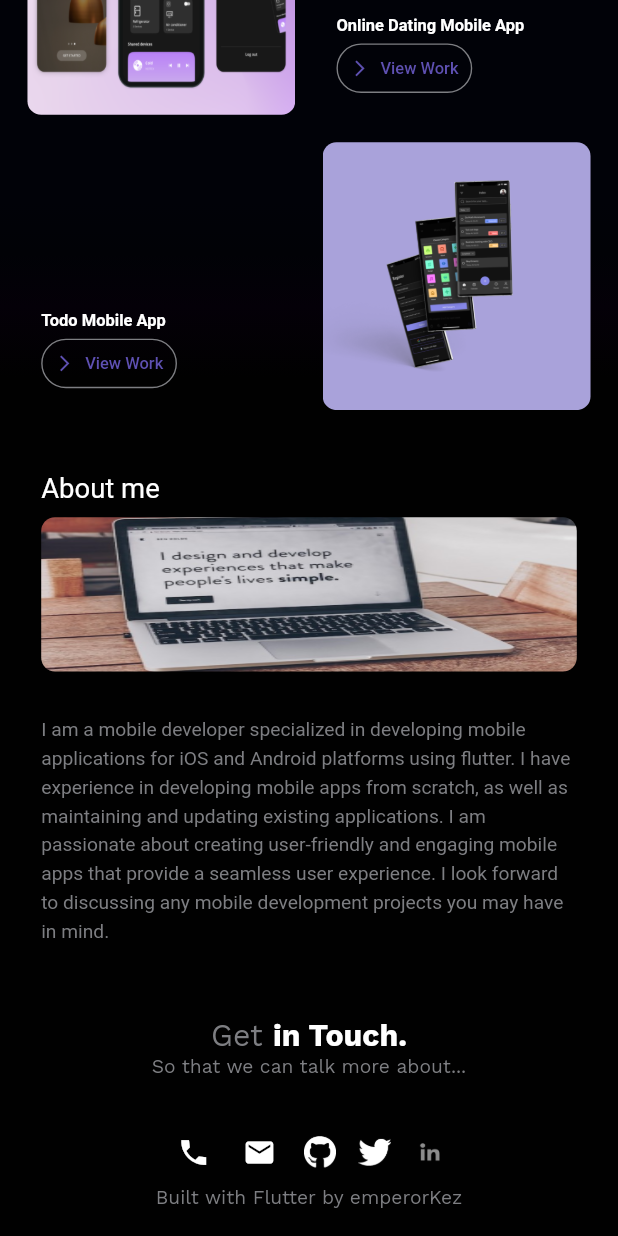
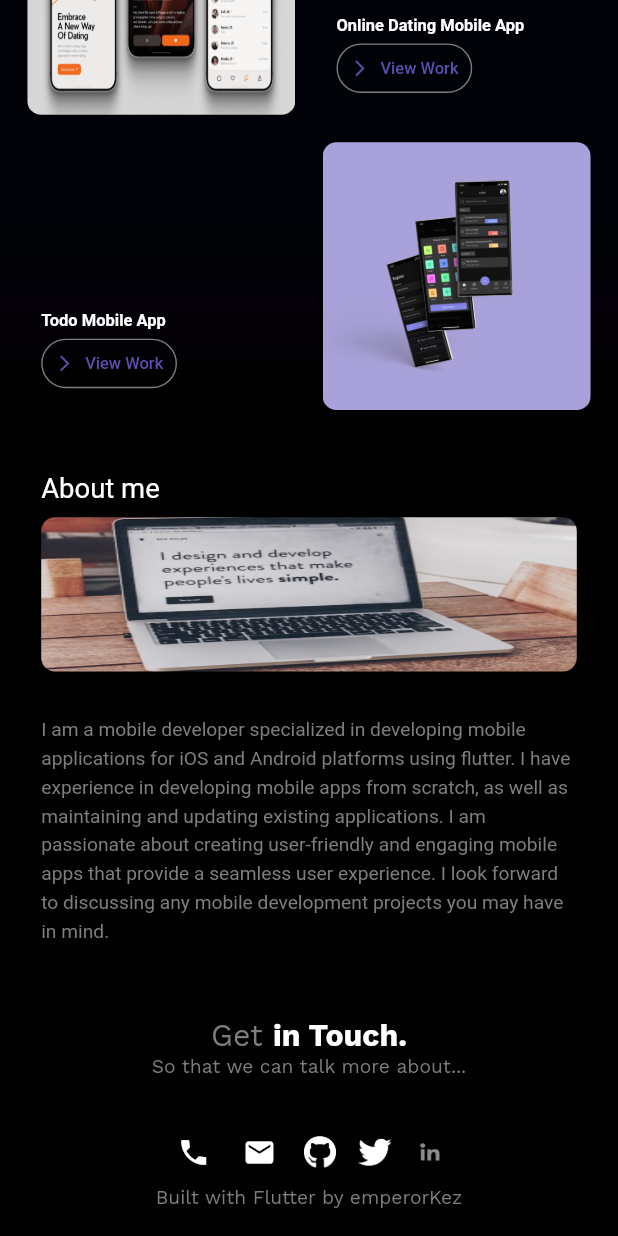
Before and after one commit to emperorKez/emperorKez.github.io, a Flutter app: the screen it shows after launch, scrolled down 1728 dp, after a tap on the "local phone" icon, on a phone screen of 412 x 824 dp. Run offline on Flutter 3.47's test engine with Material 2 defaults, Android fonts, the phone set to English and light mode, and no system bars; our stand-ins replace flutter_screenutil, google_fonts, responsive_framework.

Commit message:
code update

```diff
--- a/lib/landing_page/showcase.dart
+++ b/lib/landing_page/showcase.dart
@@ -33,7 +33,7 @@ class Showcase extends StatelessWidget {
           verticalSpace,
           portfolioItem(
               workImage: 'assets/images/buzymart.png',
-              workUrl: 'workUrl',
+              workUrl: 'https://play.google.com/store/apps/details?id=com.buzymart',
               imageFirst: true,
               title: 'Online Shopping Mobile App',
               description:
@@ -51,7 +51,7 @@ class Showcase extends StatelessWidget {
               context: context),
           verticalSpace,
           portfolioItem(
-              workImage: 'assets/images/col-1-Q53.png',
+              workImage: 'assets/images/dating-app.png',
               workUrl: 'workUrl',
               imageFirst: true,
               title: 'Online Dating Mobile App',
--- a/lib/util/utils.dart
+++ b/lib/util/utils.dart
@@ -47,7 +47,7 @@ final Uri _url = Uri.parse(url);
   Future<void> makePhoneCall() async {
     final Uri launchUri = Uri(
       scheme: 'tel',
-      path: '2348062905976',
+      path: '+2348062905976',
     );
     await launchUrl(launchUri);
   }
```
Also changed, not shown: assets/images/col-1-6zZ.png (deleted), assets/images/col-1-9vd.png (deleted), assets/images/col-1-JUm.png (deleted), assets/images/col-1-Q53.png (deleted), assets/images/col-1-QFw.png (deleted), assets/images/col-1-yRf.png (deleted), assets/images/dating-app.png (added).
